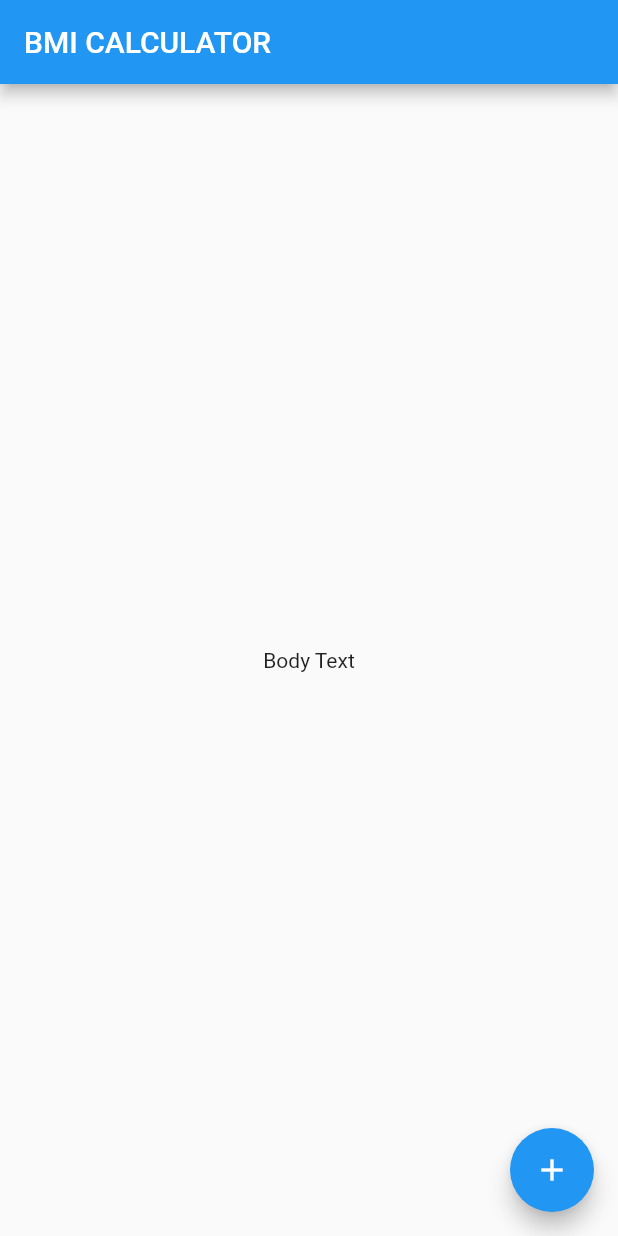
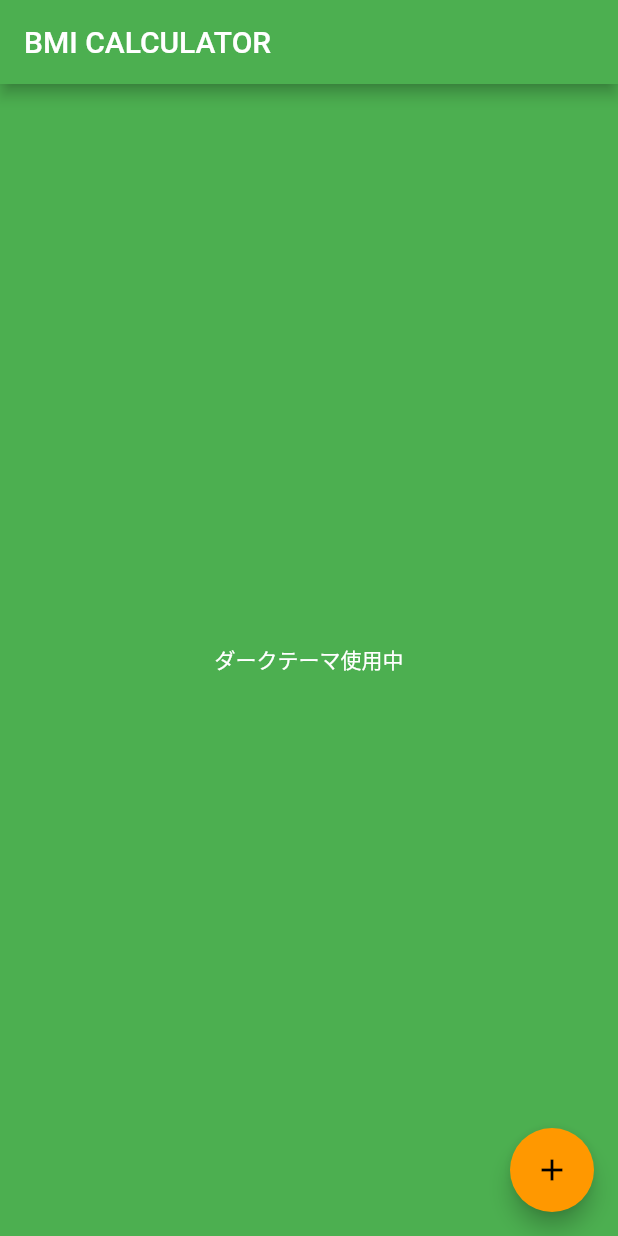
Before and after one commit to moriyamasaaaki/calculator_app, a Flutter app: the screen it shows after launch, on a phone screen of 412 x 824 dp. Run offline on Flutter 3.47's test engine with Material 2 defaults, Android fonts, the phone set to English and light mode, and no system bars.

Commit message:
feat(main.dart): テーマカラー追加

```diff
--- a/lib/main.dart
+++ b/lib/main.dart
@@ -6,6 +6,14 @@ class BMICalculator extends StatelessWidget {
   @override
   Widget build(BuildContext context) {
     return MaterialApp(
+      theme: ThemeData(
+        primaryColor: Colors.green,
+        scaffoldBackgroundColor: Colors.green,
+        accentColor: Colors.amber,
+        textTheme: TextTheme(
+          body1: TextStyle(color: Colors.white),
+        ),
+      ),
       home: InputPage(),
     );
   }
@@ -24,10 +32,13 @@ class _InputPageState extends State<InputPage> {
         title: Text('BMI CALCULATOR'),
       ),
       body: Center(
-        child: Text('Body Text'),
+        child: Text('ダークテーマ使用中'),
       ),
-      floatingActionButton: FloatingActionButton(
-        child: Icon(Icons.add),
+      floatingActionButton: Theme(
+        data: ThemeData(accentColor: Colors.orange),
+        child: FloatingActionButton(
+          child: Icon(Icons.add),
+        ),
       ),
     );
   }
```
